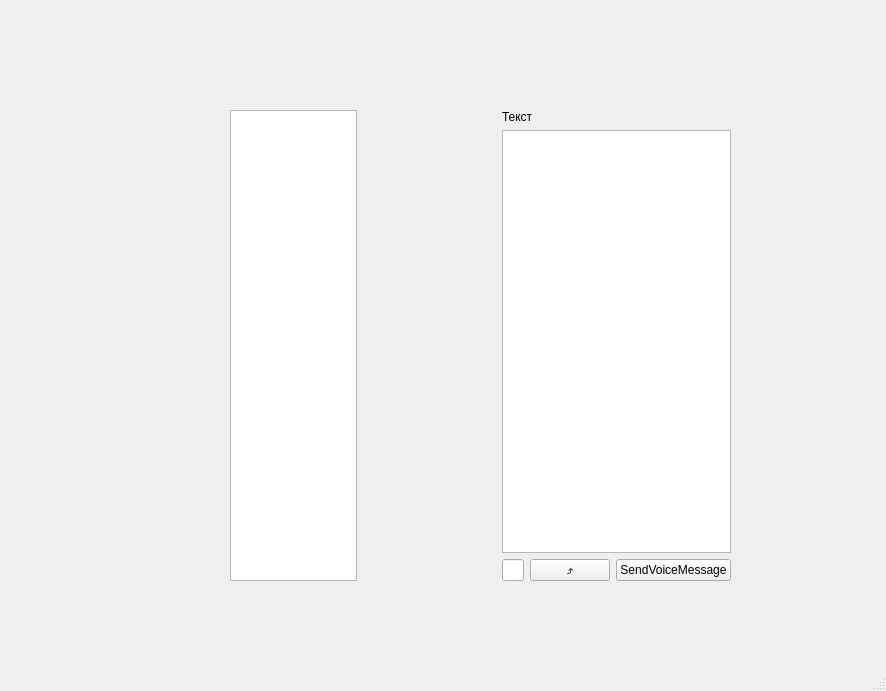
Qt form mainwindow.ui (Jwin531/Messenger) before a commit.
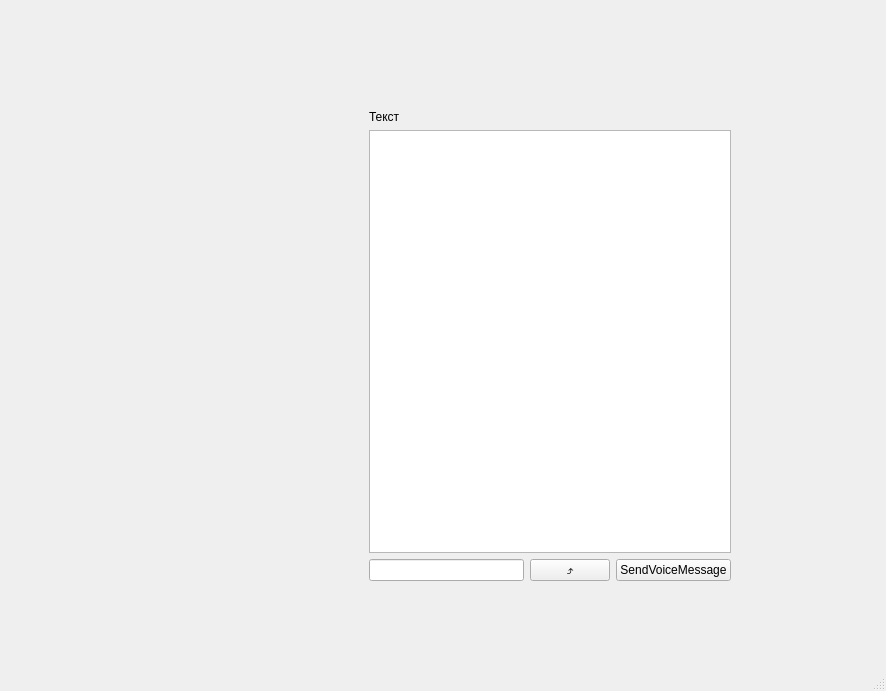
The same form after that commit.

Diff of the .ui file:
```diff
--- a/mainwindow.ui
+++ b/mainwindow.ui
@@ -32,9 +32,6 @@
        <property name="rightMargin">
         <number>139</number>
        </property>
-       <item>
-        <widget class="QListWidget" name="userListWidget"/>
-       </item>
       </layout>
      </item>
      <item>
```
Left out of the diff: 2 changed lines with no effect on the pictures.
